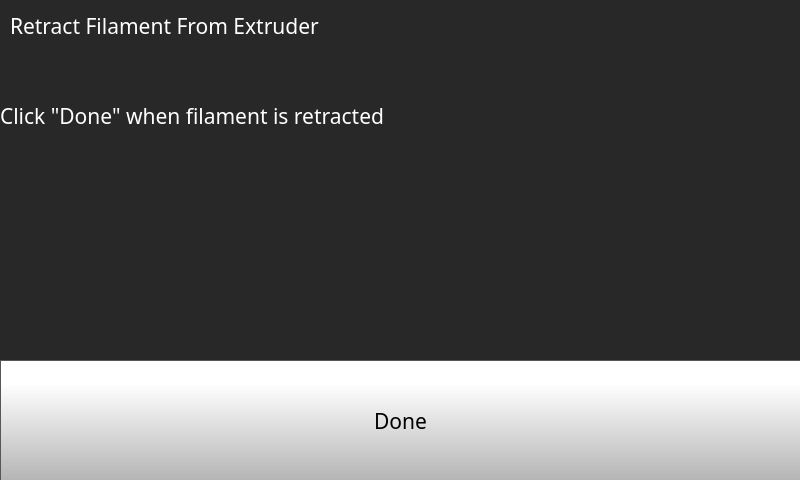
FracktalWorks/TwinDragon600CM4TouchUI, file octoprint_TwinDragon600CM4TouchUI/mainGUI.ui: the form before one commit.
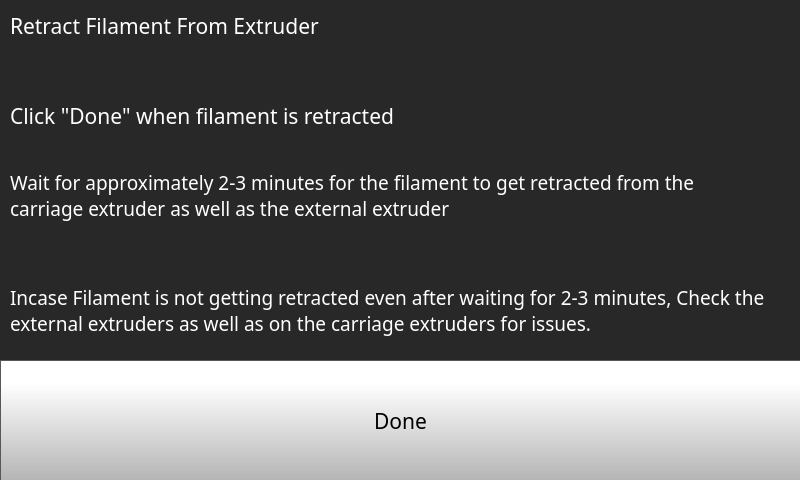
The form after the commit. The open tabs and pages were chosen to show the change. Icons and pictures are not drawn.

Commit message:
Updated filament load and unload routine
Updated filament load and unload routine, changed instructions in the same routine, changed travel speed when manually moving

```diff
--- a/octoprint_TwinDragon600CM4TouchUI/mainGUI.ui
+++ b/octoprint_TwinDragon600CM4TouchUI/mainGUI.ui
@@ -14308,7 +14308,7 @@
      <widget class="QLabel" name="feedFilamentlabel_3">
       <property name="geometry">
        <rect>
-        <x>0</x>
+        <x>10</x>
         <y>100</y>
         <width>511</width>
         <height>31</height>
@@ -14405,6 +14405,62 @@
        <string>Retract Filament From Extruder</string>
       </property>
      </widget>
+     <widget class="QLabel" name="feedFilamentlabel_7">
+      <property name="geometry">
+       <rect>
+        <x>10</x>
+        <y>260</y>
+        <width>761</width>
+        <height>101</height>
+       </rect>
+      </property>
+      <property name="font">
+       <font>
+        <family>Gotham Light</family>
+        <pointsize>14</pointsize>
+        <weight>50</weight>
+        <bold>false</bold>
+       </font>
+      </property>
+      <property name="styleSheet">
+       <string notr="true">color: rgb(255, 255, 255);
+background-color: rgba(255, 255, 255, 0);</string>
+      </property>
+      <property name="text">
+       <string>Incase Filament is not getting retracted even after waiting for 2-3 minutes, Check the external extruders as well as on the carriage extruders for issues.</string>
+      </property>
+      <property name="wordWrap">
+       <bool>true</bool>
+      </property>
+     </widget>
+     <widget class="QLabel" name="feedFilamentlabel_9">
+      <property name="geometry">
+       <rect>
+        <x>10</x>
+        <y>130</y>
+        <width>761</width>
+        <height>131</height>
+       </rect>
+      </property>
+      <property name="font">
+       <font>
+        <family>Gotham Light</family>
+        <pointsize>14</pointsize>
+        <weight>50</weight>
+        <bold>false</bold>
+       </font>
+      </property>
+      <property name="styleSheet">
+       <string notr="true">color: rgb(255, 255, 255);
+background-color: rgba(255, 255, 255, 0);</string>
+      </property>
+      <property name="text">
+       <string>Wait for approximately 2-3 minutes for the filament to get retracted from the carriage extruder as well as the external extruder</string>
+      </property>
+      <property name="wordWrap">
+       <bool>true</bool>
+      </property>
+     </widget>
     </widget>
    </widget>
   </widget>
```
Left out of the diff: 38 changed lines with no effect on the pictures. The commit also changes 2 other files.
